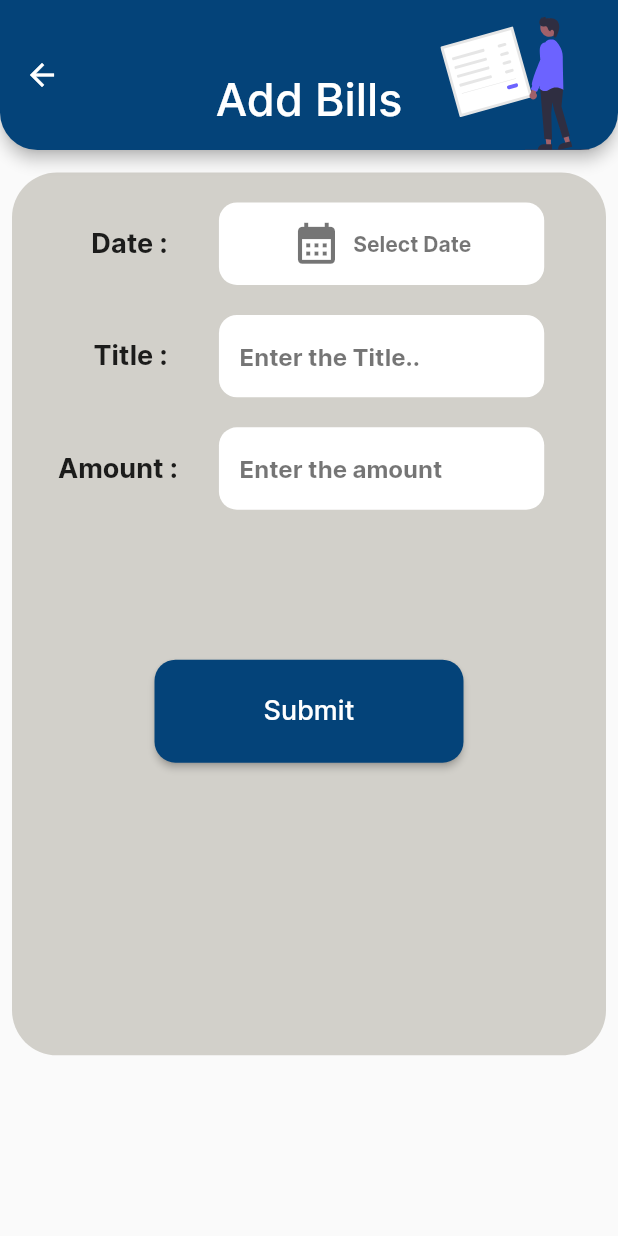
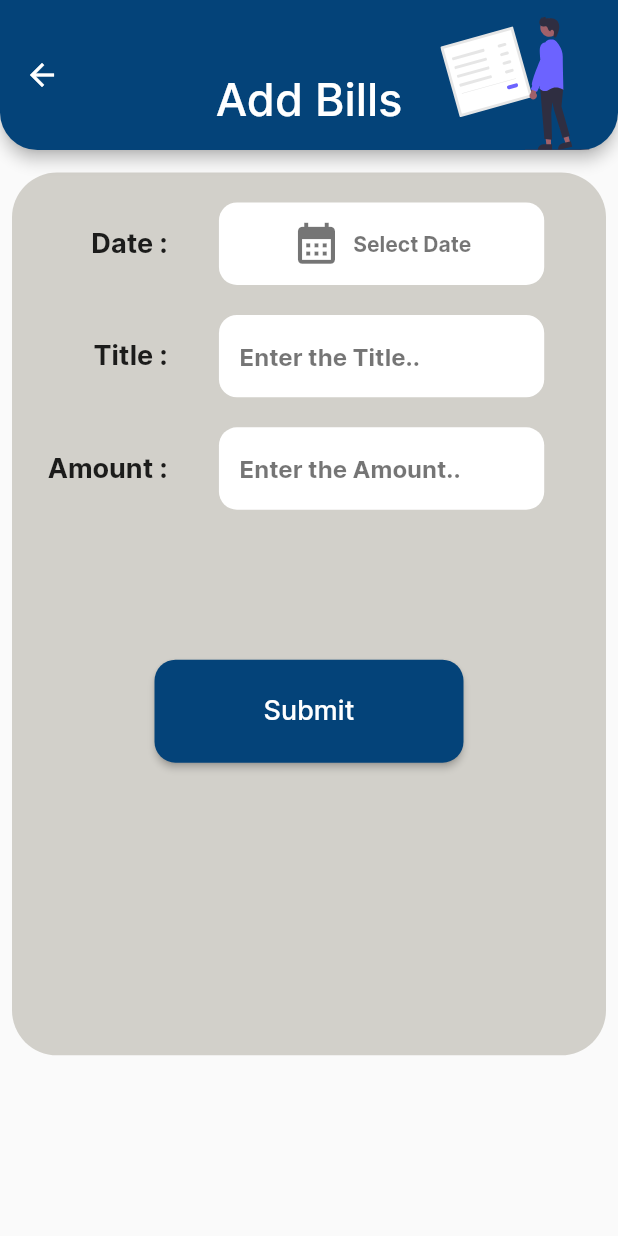
Before and after one commit to jishnup57/pocket_trace_2.0, a Flutter app: the ScreenBills screen opened directly, after a tap on "Submit", on a phone screen of 412 x 824 dp. Run offline on Flutter 3.47's test engine with Material 2 defaults, Android fonts, the phone set to English and light mode, and no system bars; our stand-ins replace flutter_local_notifications, flutter_native_timezone, flutter_slidable, flutter_svg, hive_flutter, lottie and 7 more; missing offline and left inert: month_year_picker; accounts and stored records are empty.

Commit message:
bills screen compleated

```diff
--- /dev/null
+++ b/lib/util/constants.dart
@@ -0,0 +1,12 @@
+//shared preference key
+import 'package:flutter/material.dart';
+
+const loginKey = 'UserLogedIn';
+
+//bill Db name
+
+const billdbname = 'bill_database';
+
+//sized Box
+
+const kHight100 = SizedBox(height: 100);
--- a/lib/view/Bills/bills.dart
+++ b/lib/view/Bills/bills.dart
@@ -3,25 +3,22 @@ import 'package:flutter_svg/flutter_svg.dart';
 import 'package:intl/intl.dart';
 import 'package:one/Model/bill/bill_model.dart';
 import 'package:one/util/color/app_colors.dart';
+import 'package:one/util/constants.dart';
+import 'package:one/view/Bills/widget/bill_text_field.dart';
 import 'package:one/view_model/bill/billdb.dart';
+import 'package:provider/provider.dart';
 
 class ScreenBills extends StatefulWidget {
   const ScreenBills({Key? key}) : super(key: key);
 
   @override
   State<ScreenBills> createState() => _ScreenBillsState();
-
 }
 
 class _ScreenBillsState extends State<ScreenBills> {
   DateTime? _selectedDate;
   final titlecontroller = TextEditingController();
   final amountController = TextEditingController();
-  @override
-  void dispose() {
-
-    super.dispose();
-  }
   @override
   Widget build(BuildContext context) {
     final double height = MediaQuery.of(context).size.height;
@@ -46,7 +43,7 @@ class _ScreenBillsState extends State<ScreenBills> {
           padding: EdgeInsets.only(top: height / 25),
           child: const Text('Add Bills', textScaleFactor: 1.5),
         ),
-        backgroundColor:kBlueColor,
+        backgroundColor: kBlueColor,
         centerTitle: true,
       ),
       body: Padding(
@@ -118,81 +115,14 @@ class _ScreenBillsState extends State<ScreenBills> {
               const SizedBox(
                 height: 20,
               ),
-              Row(
-                mainAxisAlignment: MainAxisAlignment.end,
-                children: [
-                  const Text(
-                    'Title :',
-                    style: TextStyle(fontSize: 18, fontWeight: FontWeight.w700),
-                  ),
-                  Container(
-                     margin:
-                        EdgeInsets.only(right: width / 10, left: width / 12),
-                    height: height / 15,
-                    width: width / 1.9,
-                    decoration: const BoxDecoration(
-                        borderRadius: BorderRadius.all(
-                          Radius.circular(12.0),
-                        ),
-                        color: Colors.white),
-                    child: Center(
-                      child: Padding(
-                        padding:  EdgeInsets.only(left:width/30),
-                        child: TextFormField(
-                          controller: titlecontroller,
-                          decoration: const InputDecoration.collapsed(
-                            hintText: 'Enter the Title..',
-                            hintStyle: TextStyle(
-                                fontWeight: FontWeight.w700,
-                                color: Colors.black54),
-                          ),
-                        ),
-                      ),
-                    ),
-                  )
-                ],
-              ),
+              BillTextField(
+                  titlecontroller: titlecontroller,
+                  title: 'Title',),
               const SizedBox(
                 height: 20,
               ),
-              Row(
-                mainAxisAlignment: MainAxisAlignment.end,
-                children: [
-                  const Text(
-                    'Amount :',
-                    style: TextStyle(fontSize: 18, fontWeight: FontWeight.w700),
-                  ),
-                  Container(
-                     margin:
-                        EdgeInsets.only(right: width / 10, left: width / 15),
-                    height: height / 15,
-                    width: width / 1.9,
-                    decoration: const BoxDecoration(
-                        borderRadius: BorderRadius.all(
-                          Radius.circular(12.0),
-                        ),
-                        color: Colors.white),
-                    child: Center(
-                      child: Padding(
-                        padding:  EdgeInsets.only(left:width/30),
-                        child: TextFormField(
-                          controller: amountController,
-                          keyboardType: TextInputType.number,
-                          decoration: const InputDecoration.collapsed(
-                            hintText: 'Enter the amount',
-                            hintStyle: TextStyle(
-                                fontWeight: FontWeight.w700,
-                                color: Colors.black54),
-                          ),
-                        ),
-                      ),
-                    ),
-                  )
-                ],
-              ),
-              const SizedBox(
-                height: 100,
-              ),
+              BillTextField(titlecontroller: amountController, title: 'Amount',keyType: TextInputType.number),
+              kHight100,
               Row(
                 mainAxisAlignment: MainAxisAlignment.center,
                 children: [
@@ -201,7 +131,7 @@ class _ScreenBillsState extends State<ScreenBills> {
                     width: width / 2,
                     child: ElevatedButton(
                       onPressed: () {
-                        addbills(context );
+                        addbills(context);
                       },
                       child: const Text(
                         'Submit',
@@ -211,7 +141,7 @@ class _ScreenBillsState extends State<ScreenBills> {
                           shape: RoundedRectangleBorder(
                             borderRadius: BorderRadius.circular(14),
                           ),
-                          primary:kBlueColor),
+                          primary: kBlueColor),
                     ),
                   )
                 ],
@@ -242,13 +172,15 @@ class _ScreenBillsState extends State<ScreenBills> {
       date: _selectedDate!,
       amound: _amount,
     );
-    BillDB.instance.insertbill(_model);
-    ScaffoldMessenger.of(ctx).showSnackBar(const SnackBar(
-
+    context.read<BillDB>().insertbill(_model);
+    ScaffoldMessenger.of(ctx).showSnackBar(
+      const SnackBar(
         behavior: SnackBarBehavior.floating,
         margin: EdgeInsets.all(10),
         backgroundColor: Colors.black,
-          content: Text('Bill added successfully...'),),);
+        content: Text('Bill added successfully...'),
+      ),
+    );
     titlecontroller.clear();
     amountController.clear();
     _selectedDate == null;
--- /dev/null
+++ b/lib/view/Bills/widget/bill_text_field.dart
@@ -0,0 +1,52 @@
+import 'package:flutter/material.dart';
+
+class BillTextField extends StatelessWidget {
+  const BillTextField({
+    Key? key,
+    required this.titlecontroller,
+    required this.title,
+    this.keyType=TextInputType.name
+  }) : super(key: key);
+  final String title;
+  final TextEditingController titlecontroller;
+  final TextInputType keyType;
+
+  @override
+  Widget build(BuildContext context) {
+    final double height = MediaQuery.of(context).size.height;
+    final double width = MediaQuery.of(context).size.width;
+    return Row(
+      mainAxisAlignment: MainAxisAlignment.end,
+      children: [
+         Text(
+          '$title :',
+          style: const TextStyle(fontSize: 18, fontWeight: FontWeight.w700),
+        ),
+        Container(
+          margin: EdgeInsets.only(right: width / 10, left: width / 12),
+          height: height / 15,
+          width: width / 1.9,
+          decoration: const BoxDecoration(
+              borderRadius: BorderRadius.all(
+                Radius.circular(12.0),
+              ),
+              color: Colors.white),
+          child: Center(
+            child: Padding(
+              padding: EdgeInsets.only(left: width / 30),
+              child: TextFormField(
+                controller: titlecontroller,
+                keyboardType: keyType,
+                decoration:  InputDecoration.collapsed(
+                  hintText: 'Enter the $title..',
+                  hintStyle: const TextStyle(
+                      fontWeight: FontWeight.w700, color: Colors.black54),
+                ),
+              ),
+            ),
+          ),
+        )
+      ],
+    );
+  }
+}
--- a/lib/view/homepage/screen_main.dart
+++ b/lib/view/homepage/screen_main.dart
@@ -3,7 +3,6 @@ import 'package:flutter_slidable/flutter_slidable.dart';
 import 'package:intl/intl.dart';
 import 'package:one/Model/Transaction/transaction_model.dart';
 import 'package:one/Model/category/category_model.dart';
-import 'package:one/db/category/CircularProgress/functions/functions.dart';
 import 'package:one/util/color/app_colors.dart';
 import 'package:one/view/Bills/bill_list.dart';
 import 'package:one/view/Transactions/all_transactions.dart';
@@ -13,6 +12,7 @@ import 'package:one/view/login/start.dart';
 import 'package:one/view/widget/delete_popup.dart';
 import 'package:one/view/widget/empty_list_show.dart';
 import 'package:one/view/widget/lineprogressindicator.dart';
+import 'package:one/view_model/category/CircularProgress/functions/functions.dart';
 import 'package:one/view_model/transaction/transaction_db.dart';
 import '../../view/widget/circularprogressbar.dart';
 
--- a/lib/view/login/start.dart
+++ b/lib/view/login/start.dart
@@ -1,8 +1,8 @@
 
 
 import 'package:flutter/material.dart';
-import 'package:one/main.dart';
 import 'package:one/util/color/app_colors.dart';
+import 'package:one/util/constants.dart';
 import 'package:one/view/Homepage/home.dart';
 import 'package:shared_preferences/shared_preferences.dart';
 String username='';
--- a/lib/view/pageSettings/screensettings.dart
+++ b/lib/view/pageSettings/screensettings.dart
@@ -1,6 +1,6 @@
 import 'package:flutter/material.dart';
-import 'package:one/db/category/CircularProgress/functions/functions.dart';
 import 'package:one/util/color/app_colors.dart';
+import 'package:one/view_model/category/CircularProgress/functions/functions.dart';
 import 'package:shared_preferences/shared_preferences.dart';
 
 
@@ -121,7 +121,7 @@ class Settings extends StatelessWidget {
     }
     final sharedpre=await SharedPreferences.getInstance();
     await sharedpre.setDouble('Dialylimit',convertedSetAmound);
-    Functions().getSetamount();
+    Functions.instance.getSetamount();
     Navigator.of(context).pop();
   }
 
--- a/lib/view/splashscreen/splash.dart
+++ b/lib/view/splashscreen/splash.dart
@@ -1,6 +1,6 @@
 import 'dart:async';
 import 'package:flutter/material.dart';
-import 'package:one/main.dart';
+import 'package:one/util/constants.dart';
 import 'package:one/view/Homepage/home.dart';
 import 'package:one/view/login/start.dart';
 import 'package:shared_preferences/shared_preferences.dart';
--- a/lib/view/widget/lineprogressindicator.dart
+++ b/lib/view/widget/lineprogressindicator.dart
@@ -1,5 +1,6 @@
 import 'package:flutter/material.dart';
-import 'package:one/db/category/CircularProgress/functions/functions.dart';
+
+import 'package:one/view_model/category/CircularProgress/functions/functions.dart';
 import 'package:one/view_model/transaction/transaction_db.dart';
 import 'package:percent_indicator/linear_percent_indicator.dart';
 
--- a/lib/view_model/bill/billdb.dart
+++ b/lib/view_model/bill/billdb.dart
@@ -1,42 +1,47 @@
 import 'package:flutter/cupertino.dart';
+import 'package:flutter/material.dart';
 import 'package:hive_flutter/hive_flutter.dart';
 import 'package:one/Model/bill/bill_model.dart';
-const billdbname='bill_database';
+import 'package:one/util/constants.dart';
+
 abstract class BillDbFunctions {
-  Future<void>insertbill(BillModel obj);
+  Future<void> insertbill(BillModel obj);
   Future<void> deleteBill(String billID);
 }
 
-class BillDB implements BillDbFunctions {
-  BillDB._interal();
-  static BillDB instance=BillDB._interal();
-  factory BillDB(){
-    return instance;
+class BillDB extends BillDbFunctions with ChangeNotifier {
+  BillDB() {
+    refreshBillUI();
   }
-  ValueNotifier<List<BillModel>> billListLisener = ValueNotifier([]);
+
+ final List<BillModel> _billListLisener = [];
+
+  List<BillModel> get allBillList=>_billListLisener;
+
   @override
-  Future<void> deleteBill(String billID)async {
-   final _billbox=await Hive.openBox<BillModel>(billdbname);
-   await _billbox.delete(billID);
-   refreshBillUI();
+  Future<void> deleteBill(String billID) async {
+    final _billbox = await Hive.openBox<BillModel>(billdbname);
+    await _billbox.delete(billID);
+    refreshBillUI();
   }
 
   @override
-  Future<void> insertbill(BillModel obj) async{
-    final _billbox=await Hive.openBox<BillModel>(billdbname);
+  Future<void> insertbill(BillModel obj) async {
+    final _billbox = await Hive.openBox<BillModel>(billdbname);
     _billbox.put(obj.id, obj);
     refreshBillUI();
   }
-  Future<List<BillModel>> getBills()async{
-    final _billbox=await Hive.openBox<BillModel>(billdbname);
+
+  Future<List<BillModel>> getBills() async {
+    final _billbox = await Hive.openBox<BillModel>(billdbname);
     return _billbox.values.toList();
   }
-  Future <void> refreshBillUI()async{
-  final _allbills=await getBills();
-  billListLisener.value.clear();
-  billListLisener.value.addAll(_allbills);
-  // ignore: invalid_use_of_visible_for_testing_member, invalid_use_of_protected_member
-  billListLisener.notifyListeners();
+
+  Future<void> refreshBillUI() async {
+    final _allbills = await getBills();
+    _billListLisener.clear();
+    _billListLisener.addAll(_allbills);
+    notifyListeners();
   }
 
 
--- a/lib/view_model/transaction/transaction_db.dart
+++ b/lib/view_model/transaction/transaction_db.dart
@@ -3,7 +3,7 @@ import 'package:hive_flutter/hive_flutter.dart';
 import 'package:intl/intl.dart';
 import 'package:one/Model/Transaction/transaction_model.dart';
 import 'package:one/Model/category/category_model.dart';
-import 'package:one/main.dart';
+import 'package:one/util/constants.dart';
 import 'package:one/view_model/category/category_db.dart';
 import 'package:shared_preferences/shared_preferences.dart';
 
--- a/pubspec.yaml
+++ b/pubspec.yaml
@@ -44,6 +44,7 @@ dependencies:
   month_year_picker: ^0.2.0+1
   percent_indicator: ^4.2.2
   pie_chart: ^5.3.1
+  provider: ^6.0.3
   rxdart: ^0.27.4
   share_plus: ^4.0.8
   shared_preferences: ^2.0.15
```
Also changed, not shown: lib/main.dart (+15 -15 lines), lib/view/Bills/bill_list.dart (+48 -35 lines), pubspec.lock. Lines whose indentation alone changed are shown as unchanged.
